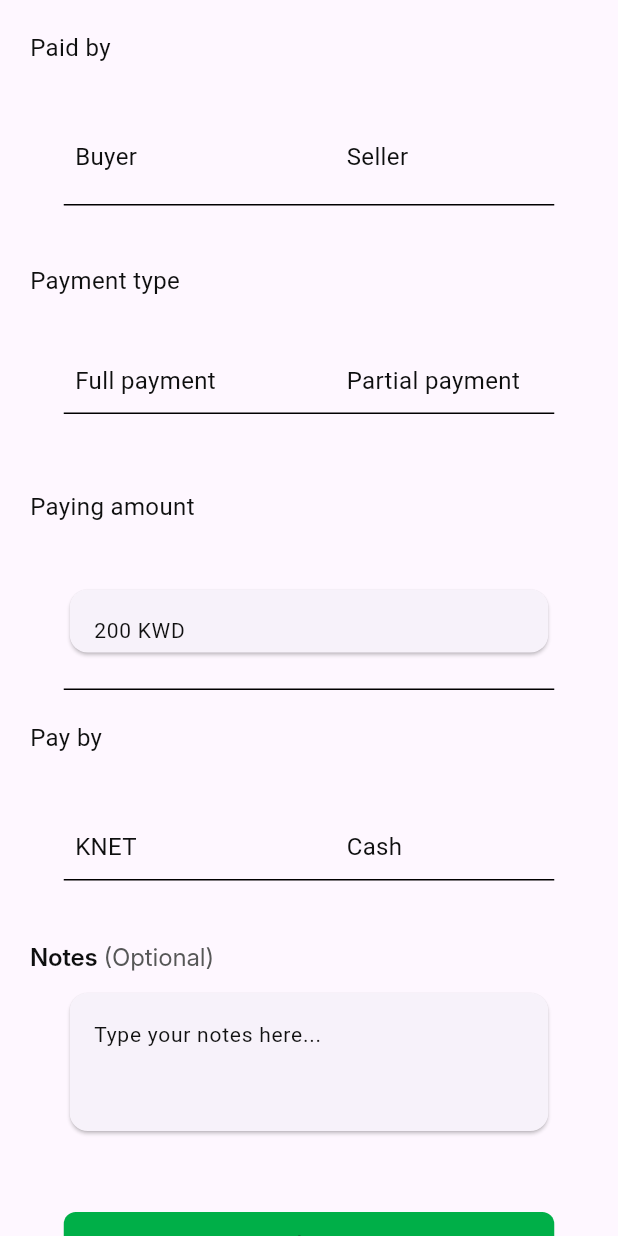
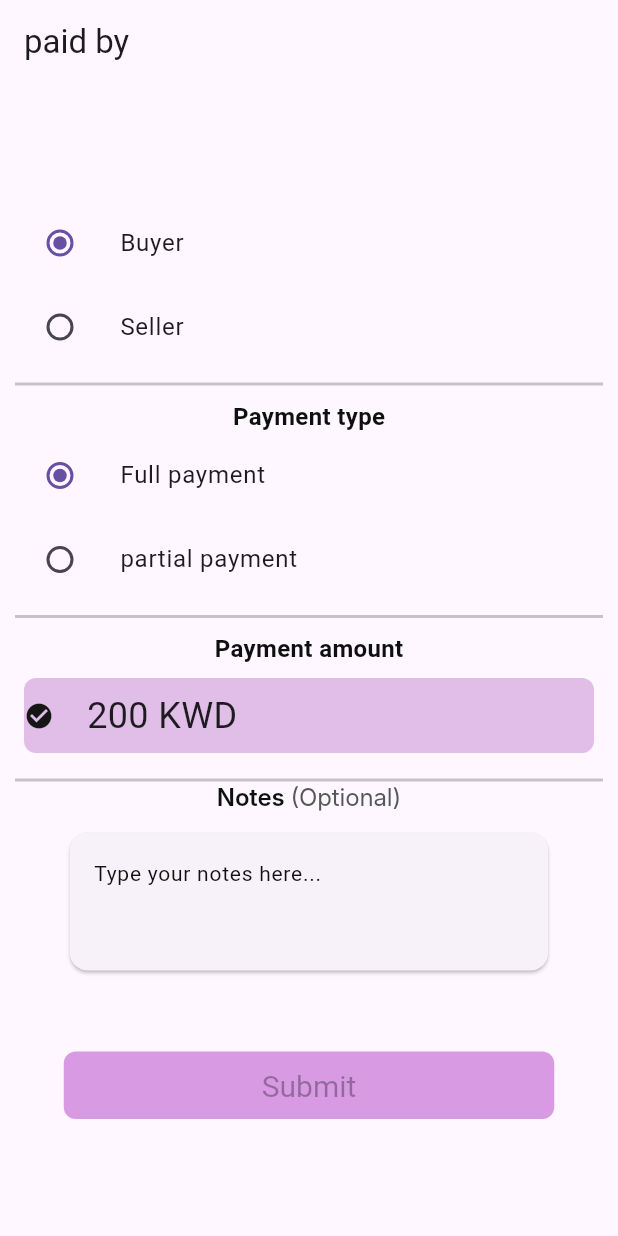
Before and after one commit to marinasedki/proj-market, a Flutter app: the screen it shows after launch, on a phone screen of 412 x 824 dp. Run offline on Flutter 3.47's test engine with Material 3 defaults, Android fonts, the phone set to English and light mode, and no system bars; Roboto replaces fonts that are missing (Inter).

Commit message:
First commit

```diff
--- a/lib/features/splash/presentation/widgets/test.dart
+++ b/lib/features/splash/presentation/widgets/Payment.dart
@@ -1,11 +1,11 @@
 import 'package:flutter/material.dart';
 
 void main() {
-  runApp(const FigmaToCodeApp());
+  runApp(const Payment());
 }
 
-class FigmaToCodeApp extends StatelessWidget {
-  const FigmaToCodeApp({super.key});
+class Payment extends StatelessWidget {
+  const Payment({super.key});
 
   @override
   Widget build(BuildContext context) {
--- a/lib/features/splash/presentation/widgets/radio.dart
+++ b/lib/features/splash/presentation/widgets/radio.dart
@@ -1,20 +1,19 @@
 import 'package:flutter/material.dart';
 
-/// Flutter code sample for [Radio].
+void main() => runApp(const Test());
 
-void main() => runApp(const RadioExampleApp());
-
-class RadioExampleApp extends StatelessWidget {
-  const RadioExampleApp({super.key});
+class Test extends StatelessWidget {
+  const Test({super.key});
 
   @override
   Widget build(BuildContext context) {
     return MaterialApp(
       debugShowCheckedModeBanner: false,
       home: Scaffold(
+        resizeToAvoidBottomInset: false,
         appBar: AppBar(title: const Text('paid by')),
         body: const Center(
-          child: RadioExample(),
+          child: SingleChildScrollView(child: RadioExample()),
         ),
       ),
     );
@@ -38,6 +37,7 @@ class _RadioExampleState extends State<RadioExample> {
     return Column(children: <Widget>[
       ListTile(
         title: const Text('Buyer'),
+        // contentPadding: const EdgeInsets.all(0),
         leading: Radio<SingingCharacter>(
           value: SingingCharacter.Buyer,
           groupValue: _character,
@@ -57,17 +57,174 @@ class _RadioExampleState extends State<RadioExample> {
               setState(
                 () {
                   _character = value;
-                  SizedBox(
-                    width: 327,
-                    height: 1,
-                    child: Container(
-                      decoration: BoxDecoration(color: Colors.black),
-                    ),
-                  );
                 },
               );
             }),
       ),
+      Divider(
+        color: Color(0x3D161617),
+        thickness: 2,
+        indent: 10,
+        endIndent: 10,
+        height: 20,
+      ),
+      Text(
+        'Payment type',
+        style: TextStyle(
+          color: Color(0xFF0E0F0F),
+          fontWeight: FontWeight.bold,
+          fontSize: 16,
+        ),
+        textAlign: TextAlign.left,
+      ),
+      ListTile(
+        title: const Text('Full payment'),
+        leading: Radio<SingingCharacter>(
+          value: SingingCharacter.Buyer,
+          groupValue: _character,
+          onChanged: (SingingCharacter? value) {
+            setState(() {
+              _character = value;
+            });
+          },
+        ),
+      ),
+      ListTile(
+        title: const Text('partial payment'),
+        leading: Radio<SingingCharacter>(
+            value: SingingCharacter.Seller,
+            groupValue: _character,
+            onChanged: (SingingCharacter? value) {
+              setState(
+                () {
+                  _character = value;
+                },
+              );
+            }),
+      ),
+      Divider(
+        color: Color(0x3D161617),
+        thickness: 2,
+        indent: 10,
+        endIndent: 10,
+        height: 20,
+      ),
+      Text(
+        'Payment amount',
+        style: TextStyle(
+          color: Color(0xFF0E0F0F),
+          fontWeight: FontWeight.bold,
+          fontSize: 16,
+        ),
+      ),
+      Padding(
+        padding: EdgeInsets.symmetric(horizontal: 16, vertical: 8),
+        child: Container(
+            decoration: BoxDecoration(
+                color: Colors.purple[100],
+                borderRadius: BorderRadius.circular(8)),
+            height: 50,
+            //color: Colors.white,
+            child: Row(
+              children: [
+                Icon(
+                  Icons.check_circle,
+                  size: 20,
+                  color: Color(0xFF161617),
+                ),
+                Padding(
+                  padding: const EdgeInsets.only(left: 22),
+                  child: Text(
+                    '200 KWD',
+                    style: TextStyle(fontSize: 24),
+                  ),
+                ),
+              ],
+            )),
+      ),
+      Divider(
+        color: Color(0x3D161617),
+        thickness: 2,
+        indent: 10,
+        endIndent: 10,
+        height: 20,
+      ),
+      // SizedBox(
+      //   width: 86,
+      //   height: 20.04,
+      //   child: Text(
+      //     'Car warranty ',
+      //     style: TextStyle(
+      //       color: Color(0xFF070707),
+      //       fontSize: 14,
+      //       fontFamily: 'Inter',
+      //       fontWeight: FontWeight.w400,
+      //       height: 0.10,
+      //       letterSpacing: -0.01,
+      //     ),
+      //   ),
+      // ),
+      Text.rich(
+        TextSpan(
+          children: [
+            TextSpan(
+              text: 'Notes ',
+              style: TextStyle(
+                color: Color(0xFF0E0F0F),
+                fontSize: 16,
+                fontFamily: 'Inter',
+                fontWeight: FontWeight.w600,
+                height: 0.09,
+                letterSpacing: -0.10,
+              ),
+            ),
+            TextSpan(
+              text: '(Optional)',
+              style: TextStyle(
+                color: Color(0xFF565757),
+                fontSize: 16,
+                fontFamily: 'Inter',
+                fontWeight: FontWeight.w400,
+                height: 0.09,
+                letterSpacing: -0.10,
+              ),
+            ),
+          ],
+        ),
+      ),
+      SizedBox(
+        height: 20,
+      ),
+      SizedBox(
+        width: 327,
+        height: 100,
+        child: Card(
+            child: ListTile(
+                splashColor: Colors.white,
+                title: Text('Type your notes here...',
+                    style: TextStyle(
+                      color: Color(0xFF111111),
+                      fontSize: 14,
+                    )))),
+      ),
+      SizedBox(
+        height: 50,
+      ),
+      SizedBox(
+        height: 45,
+        width: 327,
+        child: TextButton(
+          style: TextButton.styleFrom(
+            foregroundColor: Colors.black,
+            backgroundColor: Color(0xFFD89AE3),
+            shape:
+                RoundedRectangleBorder(borderRadius: BorderRadius.circular(8)),
+            textStyle: TextStyle(fontSize: 20),
+          ),
+          onPressed: null,
+          child: Text('Submit'),
+        ),
+      ),
     ]);
   }
 }
--- a/lib/main.dart
+++ b/lib/main.dart
@@ -3,7 +3,7 @@ import 'package:market/features/splash/presentation/widgets/screen12.dart';
 
 import 'features/splash/presentation/paidpage.dart';
 import 'features/splash/presentation/widgets/radio.dart';
-import 'features/splash/presentation/widgets/test.dart';
+import 'features/splash/presentation/widgets/Payment.dart';
 
 void main() {
   runApp(FruitsMarket());
@@ -16,7 +16,7 @@ class FruitsMarket extends StatelessWidget {
   Widget build(BuildContext context) {
     return MaterialApp(
       debugShowCheckedModeBanner: false,
-      home: PaidPage(),
+      home: Test(),
     );
   }
 }
```
